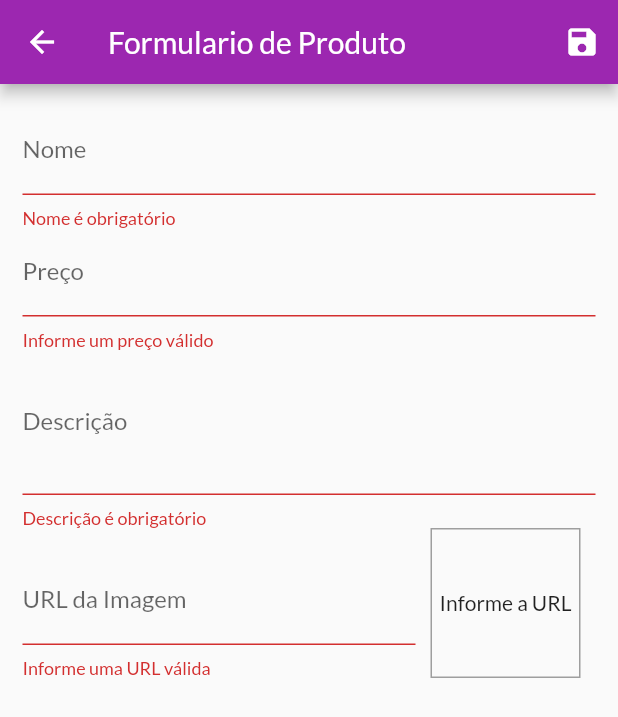
After one commit to jaquelinesilfe/app_shop, a Flutter app: the ProductFormPage screen opened by its route, after a tap on the "save" icon, on a phone screen of 412 x 824 dp. The commit adds this screen. Shown: the top 717 px of the screen. Run offline on Flutter 3.47's test engine with Material 2 defaults, Android fonts, the phone set to English and light mode, and no system bars; network calls fail.

Commit message:
atualizando formulario

```diff
--- a/lib/components/product_grid.dart
+++ b/lib/components/product_grid.dart
@@ -3,7 +3,7 @@ import 'package:provider/provider.dart';
 
 import '../models/product.dart';
 import '../models/product_list.dart';
-import 'product_item.dart';
+import 'product_grid_item.dart';
 
 class ProductGrid extends StatelessWidget {
   final bool showFavoriteOnly;
@@ -19,7 +19,7 @@ class ProductGrid extends StatelessWidget {
       itemCount: loadedProducts.length,
       itemBuilder: (ctx, i) => ChangeNotifierProvider.value(
         value: loadedProducts[i],
-        child: const ProductItem(),
+        child: const ProductGridItem(),
       ),
       gridDelegate: const SliverGridDelegateWithFixedCrossAxisCount(
         crossAxisCount: 2,
--- a/lib/main.dart
+++ b/lib/main.dart
@@ -1,7 +1,9 @@
 import 'package:app_shop/models/cart.dart';
 import 'package:app_shop/models/order_list.dart';
 import 'package:app_shop/pages/orders_pages.dart';
+import 'package:app_shop/pages/product_form_page.dart';
 import 'package:app_shop/pages/products_overview_pages.dart';
+import 'package:app_shop/pages/products_page.dart';
 import 'package:flutter/material.dart';
 import 'package:provider/provider.dart';
 import 'pages/cart_page.dart';
@@ -44,6 +46,8 @@ class MyApp extends StatelessWidget {
           AppRoutes.PRODUCT_DETAIL: (ctx) => const ProductDetailPage(),
           AppRoutes.CART: (ctx) => const CartPage(),
           AppRoutes.ORDERS: (ctx) => const OrdersPages(),
+          AppRoutes.PRODUCTS: (ctx) => const ProductsPage(),
+          AppRoutes.PRODUCT_FORM: (ctx) => const ProductFormPage(),
         },
         debugShowCheckedModeBanner: false,
       ),
--- /dev/null
+++ b/lib/pages/product_form_page.dart
@@ -0,0 +1,217 @@
+// ignore_for_file: no_leading_underscores_for_local_identifiers
+
+import 'package:app_shop/models/product_list.dart';
+import 'package:flutter/material.dart';
+import 'package:provider/provider.dart';
+
+import '../models/product.dart';
+
+class ProductFormPage extends StatefulWidget {
+  const ProductFormPage({Key? key}) : super(key: key);
+
+  @override
+  State<ProductFormPage> createState() => _ProductFormPageState();
+}
+
+class _ProductFormPageState extends State<ProductFormPage> {
+  final _priceFocus = FocusNode();
+  final _descriptionFocus = FocusNode();
+  final _imageURLFocus = FocusNode();
+  final _imageURLController = TextEditingController();
+
+  final _formKey = GlobalKey<FormState>();
+  final _formData = <String, Object>{};
+
+  @override
+  void initState() {
+    super.initState(); //
+    _imageURLFocus.addListener(updateImage);
+  }
+
+  @override
+  void didChangeDependencies() {
+    super.didChangeDependencies();
+
+    if (_formData.isEmpty) {
+      final arg = ModalRoute.of(context)?.settings.arguments;
+
+      if (arg != null) {
+        final product = arg as Product;
+        _formData['id'] = product.id;
+        _formData['name'] = product.name;
+        _formData['price'] = product.price;
+        _formData['description'] = product.description;
+        _formData['imageUrl'] = product.imageUrl;
+
+        _imageURLController.text = product.imageUrl;
+      }
+    }
+  }
+
+  @override
+  void dispose() {
+    super.dispose();
+    _priceFocus.dispose();
+    _descriptionFocus.dispose();
+    _imageURLFocus.removeListener(updateImage);
+    _imageURLFocus.dispose();
+  }
+
+  void updateImage() {
+    setState(() {});
+  }
+
+  bool isValidImageUrl(String url) {
+    bool isValidUrl = Uri.tryParse(url)?.hasAbsolutePath ?? false;
+    bool endsWithFile = url.toLowerCase().endsWith('.png') ||
+        url.toLowerCase().endsWith('.jpg') ||
+        url.toLowerCase().endsWith('.jpeg');
+    return isValidUrl && endsWithFile;
+  }
+
+  void _submitForm() {
+    final isValid = _formKey.currentState?.validate() ?? false;
+
+    if (!isValid) {
+      return;
+    }
+
+    _formKey.currentState?.save();
+
+    Provider.of<ProductList>(context, listen: false).saveProduct(_formData);
+    Navigator.of(context).pop();
+  }
+
+  @override
+  Widget build(BuildContext context) {
+    return Scaffold(
+      appBar: AppBar(
+        title: const Text('Formulario de Produto'),
+        actions: [
+          IconButton(
+            onPressed: _submitForm,
+            icon: const Icon(Icons.save),
+          )
+        ],
+      ),
+      body: Padding(
+        padding: const EdgeInsets.all(15),
+        child: Form(
+            key: _formKey,
+            child: ListView(
+              children: [
+                TextFormField(
+                  initialValue: _formData['name']?.toString(),
+                  decoration: const InputDecoration(labelText: 'Nome'),
+                  textInputAction: TextInputAction.next,
+                  onFieldSubmitted: (_) {
+                    FocusScope.of(context).requestFocus(_priceFocus);
+                  },
+                  onSaved: (name) => _formData['name'] = name ?? '',
+                  validator: (_name) {
+                    final name = _name ?? '';
+
+                    if (name.trim().isEmpty) {
+                      return 'Nome é obrigatório';
+                    }
+
+                    if (name.trim().length < 3) {
+                      return 'Nome precisa no mínimo 3 letras';
+                    }
+
+                    return null;
+                  },
+                ),
+                TextFormField(
+                  initialValue: _formData['price']?.toString(),
+                  decoration: const InputDecoration(labelText: 'Preço'),
+                  textInputAction: TextInputAction.next,
+                  focusNode: _priceFocus,
+                  keyboardType:
+                      const TextInputType.numberWithOptions(decimal: true),
+                  onFieldSubmitted: (_) {
+                    FocusScope.of(context).requestFocus(_descriptionFocus);
+                  },
+                  onSaved: (price) =>
+                      _formData['price'] = double.parse(price ?? '0'),
+                  validator: (_price) {
+                    final priceString = _price ?? '';
+                    final price = double.tryParse(priceString) ?? -1;
+
+                    if (price <= 0) {
+                      return 'Informe um preço válido';
+                    }
+                    return null;
+                  },
+                ),
+                TextFormField(
+                  initialValue: _formData['description']?.toString(),
+                  decoration: const InputDecoration(labelText: 'Descrição'),
+                  focusNode: _descriptionFocus,
+                  keyboardType: TextInputType.multiline,
+                  maxLines: 3,
+                  onSaved: (description) =>
+                      _formData['description'] = description ?? '',
+                  validator: (_description) {
+                    final name = _description ?? '';
+
+                    if (name.trim().isEmpty) {
+                      return 'Descrição é obrigatório';
+                    }
+
+                    if (name.trim().length < 10) {
+                      return 'Descrição precisa no mínimo 10 letras';
+                    }
+
+                    return null;
+                  },
+                ),
+                Row(
+                  crossAxisAlignment: CrossAxisAlignment.end,
+                  children: [
+                    Expanded(
+                      child: TextFormField(
+                        decoration:
+                            const InputDecoration(labelText: 'URL da Imagem'),
+                        focusNode: _imageURLFocus,
+                        keyboardType: TextInputType.url,
+                        textInputAction: TextInputAction.done,
+                        controller: _imageURLController,
+                        onFieldSubmitted: (_) => _submitForm(),
+                        onSaved: (imageUrl) =>
+                            _formData['imageUrl'] = imageUrl ?? '',
+                        validator: (_imageUrl) {
+                          final imageUrl = _imageUrl ?? '';
+                          if (!isValidImageUrl(imageUrl)) {
+                            return 'Informe uma URL válida';
+                          }
+                          return null;
+                        },
+                      ),
+                    ),
+                    Container(
+                      height: 100,
+                      width: 100,
+                      margin: const EdgeInsets.only(
+                        right: 10,
+                        left: 10,
+                      ),
+                      decoration: BoxDecoration(
+                        border: Border.all(color: Colors.grey, width: 1),
+                      ),
+                      alignment: Alignment.center,
+                      child: _imageURLController.text.isEmpty
+                          ? const Text('Informe a URL')
+                          : FittedBox(
+                              fit: BoxFit.cover,
+                              child: Image.network(_imageURLController.text),
+                            ),
+                    )
+                  ],
+                ),
+              ],
+            )),
+      ),
+    );
+  }
+}
--- a/lib/utils/app_routes.dart
+++ b/lib/utils/app_routes.dart
@@ -5,4 +5,6 @@ class AppRoutes {
   static const PRODUCT_DETAIL = '/product-details';
   static const CART = '/cart';
   static const ORDERS = '/orders';
+  static const PRODUCTS = '/products';
+  static const PRODUCT_FORM = '/product-form';
 }
```
Also changed, not shown: lib/components/app_drawer.dart (+8 -0 lines), lib/components/cart_item.dart (+29 -5 lines), lib/components/product_grid_item.dart (added, +76 -0 lines), lib/components/product_item.dart (+48 -48 lines), lib/models/cart.dart (+21 -0 lines), lib/models/product_list.dart (+42 -0 lines), lib/pages/products_page.dart (added, +41 -0 lines).
